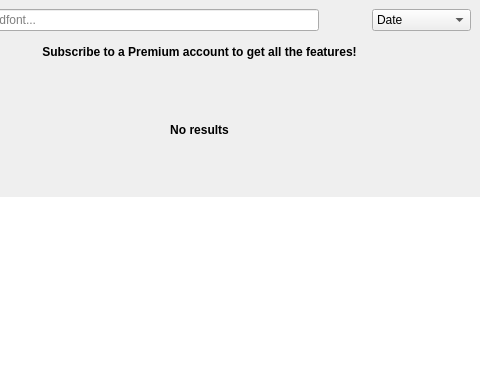
Old version of the form sources/repository/browser/soundfontbrowser.ui in the repository davy7125/polyphone; both pictures show x 331 to 811 and y 0 to 389 of the 811 by 389 pixel window.
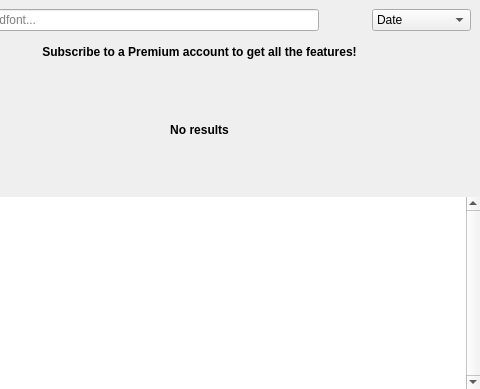
New version of the form. Custom widgets are drawn as their Qt base class.

Commit message: Elided text - soundfont browser

Diff of the .ui file:
```diff
--- a/sources/repository/browser/soundfontbrowser.ui
+++ b/sources/repository/browser/soundfontbrowser.ui
@@ -414,6 +414,9 @@
          <property name="frameShape">
           <enum>QFrame::NoFrame</enum>
          </property>
+         <property name="verticalScrollBarPolicy">
+          <enum>Qt::ScrollBarAlwaysOn</enum>
+         </property>
          <property name="horizontalScrollBarPolicy">
           <enum>Qt::ScrollBarAlwaysOff</enum>
          </property>
```
Left out of the diff: 2 changed lines with no effect on the pictures. The commit also changes 1 other file.
